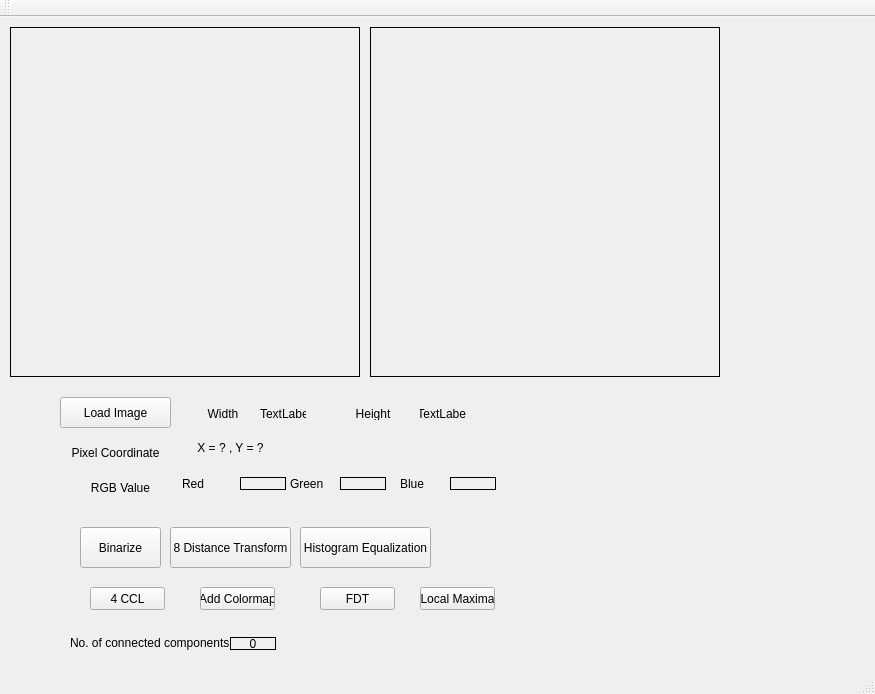
Qt form mainwindow.ui (QtProjectsoham/Image-Processing-2D) before a commit.
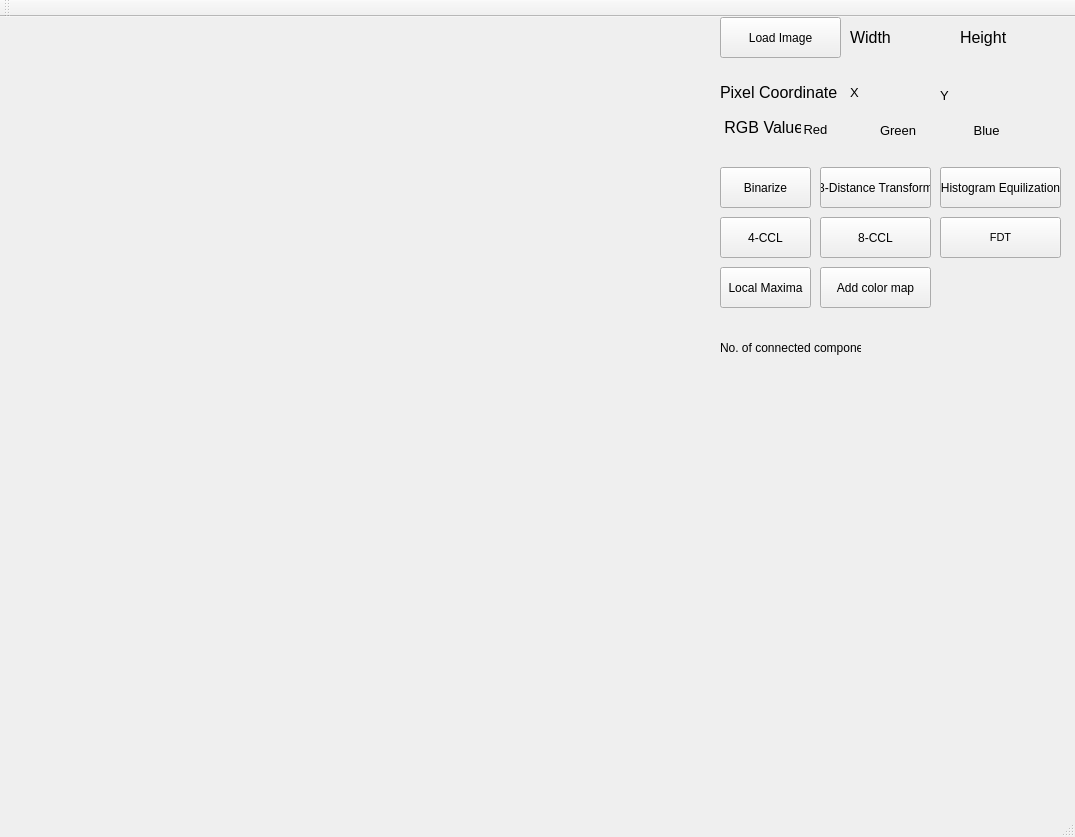
The same form after that commit.

```diff
--- a/mainwindow.ui
+++ b/mainwindow.ui
@@ -1,20 +1,46 @@
 <?xml version="1.0" encoding="UTF-8"?>
 <ui version="4.0">
- <class>ipimage</class>
- <widget class="QMainWindow" name="ipimage">
+ <class>MainWindow</class>
+ <widget class="QMainWindow" name="MainWindow">
   <property name="geometry">
    <rect>
     <x>0</x>
     <y>0</y>
-    <width>875</width>
-    <height>694</height>
+    <width>1075</width>
+    <height>837</height>
    </rect>
   </property>
   <property name="windowTitle">
    <string>MainWindow</string>
   </property>
   <widget class="QWidget" name="centralWidget">
-   <widget class="QLabel" name="ipimage_2">
+   <widget class="QPushButton" name="loadimage">
+    <property name="geometry">
+     <rect>
+      <x>720</x>
+      <y>0</y>
+      <width>121</width>
+      <height>41</height>
+     </rect>
+    </property>
+    <property name="text">
+     <string>Load Image</string>
+    </property>
+   </widget>
+   <widget class="QPushButton" name="dt8">
+    <property name="geometry">
+     <rect>
+      <x>820</x>
+      <y>150</y>
+      <width>111</width>
+      <height>41</height>
+     </rect>
+    </property>
+    <property name="text">
+     <string>8-Distance Transform</string>
+    </property>
+   </widget>
+   <widget class="QLabel" name="ipimage">
     <property name="geometry">
      <rect>
       <x>10</x>
@@ -26,315 +52,348 @@
     <property name="mouseTracking">
      <bool>true</bool>
     </property>
-    <property name="frameShape">
-     <enum>QFrame::Box</enum>
-    </property>
     <property name="text">
      <string/>
     </property>
+    <property name="scaledContents">
+     <bool>true</bool>
+    </property>
    </widget>
    <widget class="QLabel" name="opimage">
     <property name="geometry">
      <rect>
-      <x>370</x>
-      <y>10</y>
-      <width>350</width>
-      <height>350</height>
-     </rect>
-    </property>
-    <property name="frameShape">
-     <enum>QFrame::Box</enum>
-    </property>
-    <property name="text">
-     <string/>
-    </property>
-   </widget>
-   <widget class="QPushButton" name="loadimage">
-    <property name="geometry">
-     <rect>
-      <x>60</x>
+      <x>10</x>
       <y>380</y>
-      <width>111</width>
-      <height>31</height>
+      <width>350</width>
+      <height>350</height>
      </rect>
     </property>
     <property name="text">
-     <string>Load Image</string>
+     <string/>
     </property>
-   </widget>
-   <widget class="QLabel" name="lblWidth">
-    <property name="geometry">
-     <rect>
-      <x>200</x>
-      <y>390</y>
-      <width>46</width>
-      <height>13</height>
-     </rect>
+    <property name="scaledContents">
+     <bool>true</bool>
     </property>
-    <property name="text">
-     <string>Width</string>
-    </property>
-    <property name="alignment">
-     <set>Qt::AlignCenter</set>
-    </property>
    </widget>
-   <widget class="QLabel" name="widthvalue">
+   <widget class="QLabel" name="label">
     <property name="geometry">
      <rect>
-      <x>260</x>
-      <y>390</y>
-      <width>46</width>
-      <height>13</height>
+      <x>960</x>
+      <y>10</y>
+      <width>51</width>
+      <height>20</height>
      </rect>
     </property>
-    <property name="text">
-     <string>TextLabel</string>
-    </property>
-   </widget>
-   <widget class="QLabel" name="lblHeight">
-    <property name="geometry">
-     <rect>
-      <x>350</x>
-      <y>390</y>
-      <width>46</width>
-      <height>13</height>
-     </rect>
+    <property name="font">
+     <font>
+      <pointsize>12</pointsize>
+     </font>
     </property>
     <property name="text">
      <string>Height</string>
     </property>
-    <property name="alignment">
-     <set>Qt::AlignCenter</set>
-    </property>
    </widget>
    <widget class="QLabel" name="heightvalue">
     <property name="geometry">
      <rect>
-      <x>420</x>
-      <y>390</y>
-      <width>46</width>
-      <height>13</height>
-     </rect>
-    </property>
-    <property name="text">
-     <string>TextLabel</string>
-    </property>
-    <property name="alignment">
-     <set>Qt::AlignCenter</set>
-    </property>
-   </widget>
-   <widget class="QLabel" name="lblCoordinate">
-    <property name="geometry">
-     <rect>
-      <x>50</x>
-      <y>420</y>
-      <width>131</width>
-      <height>31</height>
-     </rect>
-    </property>
-    <property name="text">
-     <string>Pixel Coordinate</string>
-    </property>
-    <property name="alignment">
-     <set>Qt::AlignCenter</set>
-    </property>
-   </widget>
-   <widget class="QLabel" name="lblMousePosition">
-    <property name="geometry">
-     <rect>
-      <x>170</x>
-      <y>420</y>
-      <width>121</width>
+      <x>1010</x>
+      <y>10</y>
+      <width>51</width>
       <height>21</height>
      </rect>
     </property>
     <property name="text">
-     <string>X = ? , Y = ?</string>
-    </property>
-    <property name="alignment">
-     <set>Qt::AlignCenter</set>
-    </property>
-   </widget>
-   <widget class="QLabel" name="lblRGB">
-    <property name="geometry">
-     <rect>
-      <x>80</x>
-      <y>460</y>
-      <width>81</width>
-      <height>21</height>
-     </rect>
-    </property>
-    <property name="text">
-     <string>RGB Value</string>
-    </property>
-    <property name="alignment">
-     <set>Qt::AlignCenter</set>
+     <string/>
     </property>
    </widget>
    <widget class="QLabel" name="label_2">
     <property name="geometry">
      <rect>
-      <x>170</x>
-      <y>460</y>
-      <width>46</width>
-      <height>13</height>
+      <x>850</x>
+      <y>10</y>
+      <width>41</width>
+      <height>21</height>
      </rect>
     </property>
+    <property name="font">
+     <font>
+      <pointsize>12</pointsize>
+     </font>
+    </property>
     <property name="text">
-     <string>Red</string>
+     <string>Width</string>
     </property>
-    <property name="alignment">
-     <set>Qt::AlignCenter</set>
+   </widget>
+   <widget class="QLabel" name="widthvalue">
+    <property name="geometry">
+     <rect>
+      <x>900</x>
+      <y>10</y>
+      <width>51</width>
+      <height>21</height>
+     </rect>
+    </property>
+    <property name="text">
+     <string/>
     </property>
    </widget>
    <widget class="QLabel" name="label_3">
     <property name="geometry">
      <rect>
-      <x>290</x>
-      <y>460</y>
-      <width>46</width>
-      <height>13</height>
+      <x>720</x>
+      <y>60</y>
+      <width>121</width>
+      <height>31</height>
      </rect>
     </property>
+    <property name="font">
+     <font>
+      <pointsize>12</pointsize>
+     </font>
+    </property>
     <property name="text">
-     <string>Green</string>
+     <string>Pixel Coordinate</string>
     </property>
    </widget>
    <widget class="QLabel" name="label_4">
     <property name="geometry">
      <rect>
-      <x>400</x>
-      <y>460</y>
-      <width>46</width>
-      <height>13</height>
+      <x>850</x>
+      <y>60</y>
+      <width>16</width>
+      <height>31</height>
      </rect>
     </property>
+    <property name="font">
+     <font>
+      <pointsize>10</pointsize>
+     </font>
+    </property>
     <property name="text">
-     <string>Blue</string>
+     <string>X</string>
+    </property>
+   </widget>
+   <widget class="QLabel" name="xcoordinatevalue">
+    <property name="geometry">
+     <rect>
+      <x>870</x>
+      <y>65</y>
+      <width>41</width>
+      <height>21</height>
+     </rect>
+    </property>
+    <property name="text">
+     <string/>
+    </property>
+   </widget>
+   <widget class="QLabel" name="label_6">
+    <property name="geometry">
+     <rect>
+      <x>940</x>
+      <y>70</y>
+      <width>21</width>
+      <height>16</height>
+     </rect>
+    </property>
+    <property name="font">
+     <font>
+      <pointsize>10</pointsize>
+     </font>
+    </property>
+    <property name="text">
+     <string>Y</string>
+    </property>
+   </widget>
+   <widget class="QLabel" name="ycoordinatevalue">
+    <property name="geometry">
+     <rect>
+      <x>970</x>
+      <y>70</y>
+      <width>41</width>
+      <height>21</height>
+     </rect>
+    </property>
+    <property name="text">
+     <string/>
+    </property>
+   </widget>
+   <widget class="QLabel" name="label_5">
+    <property name="geometry">
+     <rect>
+      <x>720</x>
+      <y>100</y>
+      <width>81</width>
+      <height>21</height>
+     </rect>
+    </property>
+    <property name="font">
+     <font>
+      <pointsize>12</pointsize>
+     </font>
+    </property>
+    <property name="text">
+     <string> RGB Value</string>
+    </property>
+   </widget>
+   <widget class="QLabel" name="label_7">
+    <property name="geometry">
+     <rect>
+      <x>800</x>
+      <y>102</y>
+      <width>31</width>
+      <height>21</height>
+     </rect>
+    </property>
+    <property name="font">
+     <font>
+      <pointsize>10</pointsize>
+     </font>
+    </property>
+    <property name="text">
+     <string> Red</string>
     </property>
    </widget>
    <widget class="QLabel" name="Redvalue">
     <property name="geometry">
      <rect>
-      <x>240</x>
-      <y>460</y>
-      <width>46</width>
-      <height>13</height>
+      <x>830</x>
+      <y>102</y>
+      <width>41</width>
+      <height>21</height>
      </rect>
     </property>
-    <property name="frameShape">
-     <enum>QFrame::Box</enum>
-    </property>
     <property name="text">
      <string/>
     </property>
    </widget>
+   <widget class="QLabel" name="label_8">
+    <property name="geometry">
+     <rect>
+      <x>880</x>
+      <y>103</y>
+      <width>46</width>
+      <height>20</height>
+     </rect>
+    </property>
+    <property name="font">
+     <font>
+      <pointsize>10</pointsize>
+     </font>
+    </property>
+    <property name="text">
+     <string>Green</string>
+    </property>
+   </widget>
    <widget class="QLabel" name="Greenvalue">
     <property name="geometry">
      <rect>
-      <x>340</x>
-      <y>460</y>
+      <x>920</x>
+      <y>103</y>
       <width>46</width>
-      <height>13</height>
+      <height>20</height>
      </rect>
     </property>
-    <property name="frameShape">
-     <enum>QFrame::Box</enum>
-    </property>
     <property name="text">
      <string/>
     </property>
    </widget>
+   <widget class="QLabel" name="label_9">
+    <property name="geometry">
+     <rect>
+      <x>970</x>
+      <y>103</y>
+      <width>31</width>
+      <height>20</height>
+     </rect>
+    </property>
+    <property name="font">
+     <font>
+      <pointsize>10</pointsize>
+     </font>
+    </property>
+    <property name="text">
+     <string> Blue</string>
+    </property>
+   </widget>
    <widget class="QLabel" name="Bluevalue">
     <property name="geometry">
      <rect>
-      <x>450</x>
-      <y>460</y>
+      <x>1010</x>
+      <y>103</y>
       <width>46</width>
-      <height>13</height>
+      <height>20</height>
      </rect>
     </property>
-    <property name="frameShape">
-     <enum>QFrame::Box</enum>
-    </property>
     <property name="text">
      <string/>
     </property>
    </widget>
-   <widget class="QPushButton" name="binarize">
-    <property name="geometry">
-     <rect>
-      <x>80</x>
-      <y>510</y>
-      <width>81</width>
-      <height>41</height>
-     </rect>
-    </property>
-    <property name="text">
-     <string>Binarize</string>
-    </property>
-   </widget>
-   <widget class="QPushButton" name="dt8">
-    <property name="geometry">
-     <rect>
-      <x>170</x>
-      <y>510</y>
-      <width>121</width>
-      <height>41</height>
-     </rect>
-    </property>
-    <property name="text">
-     <string>8 Distance Transform</string>
-    </property>
-   </widget>
    <widget class="QPushButton" name="histogramequilization">
     <property name="geometry">
      <rect>
-      <x>300</x>
-      <y>510</y>
-      <width>131</width>
+      <x>940</x>
+      <y>150</y>
+      <width>121</width>
       <height>41</height>
      </rect>
     </property>
     <property name="text">
-     <string>Histogram Equalization</string>
+     <string>Histogram Equilization</string>
     </property>
    </widget>
    <widget class="QPushButton" name="ccl4">
     <property name="geometry">
      <rect>
-      <x>90</x>
-      <y>570</y>
-      <width>75</width>
-      <height>23</height>
+      <x>720</x>
+      <y>200</y>
+      <width>91</width>
+      <height>41</height>
      </rect>
     </property>
     <property name="text">
-     <string>4 CCL</string>
+     <string>4-CCL</string>
+    </property>
+   </widget>
+   <widget class="QPushButton" name="binarize">
+    <property name="geometry">
+     <rect>
+      <x>720</x>
+      <y>150</y>
+      <width>91</width>
+      <height>41</height>
+     </rect>
+    </property>
+    <property name="text">
+     <string>Binarize</string>
     </property>
    </widget>
    <widget class="QPushButton" name="colormap">
     <property name="geometry">
      <rect>
-      <x>200</x>
-      <y>570</y>
-      <width>75</width>
-      <height>23</height>
+      <x>820</x>
+      <y>250</y>
+      <width>111</width>
+      <height>41</height>
      </rect>
     </property>
     <property name="text">
-     <string>Add Colormap</string>
+     <string>Add color map</string>
     </property>
    </widget>
    <widget class="QPushButton" name="FDT">
     <property name="geometry">
      <rect>
-      <x>320</x>
-      <y>570</y>
-      <width>75</width>
-      <height>23</height>
+      <x>940</x>
+      <y>200</y>
+      <width>121</width>
+      <height>41</height>
      </rect>
     </property>
+    <property name="font">
+     <font>
+      <pointsize>8</pointsize>
+     </font>
+    </property>
     <property name="text">
      <string>FDT</string>
     </property>
@@ -342,46 +401,53 @@
    <widget class="QPushButton" name="localmaxima">
     <property name="geometry">
      <rect>
-      <x>420</x>
-      <y>570</y>
-      <width>75</width>
-      <height>23</height>
+      <x>720</x>
+      <y>250</y>
+      <width>91</width>
+      <height>41</height>
      </rect>
     </property>
     <property name="text">
      <string>Local Maxima</string>
     </property>
    </widget>
-   <widget class="QLabel" name="label_5">
+   <widget class="QLabel" name="label_10">
     <property name="geometry">
      <rect>
-      <x>70</x>
-      <y>610</y>
-      <width>181</width>
-      <height>31</height>
+      <x>720</x>
+      <y>310</y>
+      <width>141</width>
+      <height>41</height>
      </rect>
     </property>
     <property name="text">
-     <string>No. of connected components</string>
+     <string>No. of connected component</string>
     </property>
    </widget>
    <widget class="QLabel" name="nocc">
     <property name="geometry">
      <rect>
-      <x>230</x>
-      <y>620</y>
-      <width>46</width>
-      <height>13</height>
+      <x>870</x>
+      <y>320</y>
+      <width>71</width>
+      <height>21</height>
      </rect>
     </property>
-    <property name="frameShape">
-     <enum>QFrame::Box</enum>
-    </property>
     <property name="text">
-     <string>0</string>
+     <string/>
     </property>
-    <property name="alignment">
-     <set>Qt::AlignCenter</set>
+   </widget>
+   <widget class="QPushButton" name="ccl8">
+    <property name="geometry">
+     <rect>
+      <x>820</x>
+      <y>200</y>
+      <width>111</width>
+      <height>41</height>
+     </rect>
+    </property>
+    <property name="text">
+     <string>8-CCL</string>
     </property>
    </widget>
   </widget>
@@ -390,7 +456,7 @@
     <rect>
      <x>0</x>
      <y>0</y>
-     <width>875</width>
+     <width>1075</width>
      <height>21</height>
     </rect>
    </property>
```
